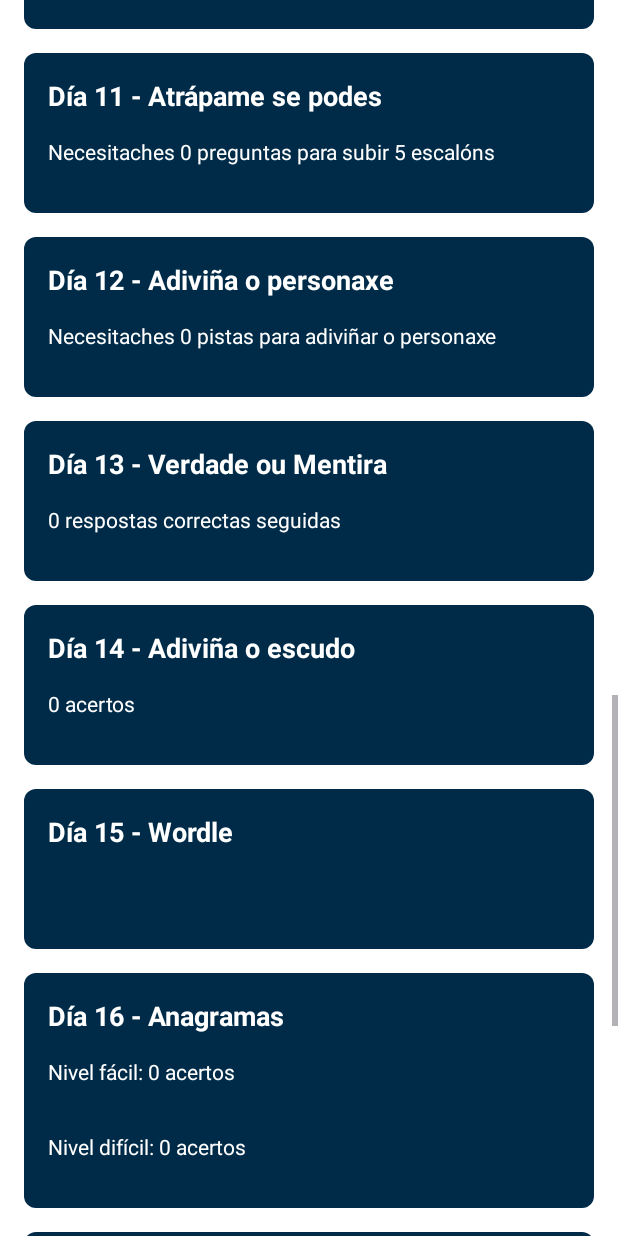
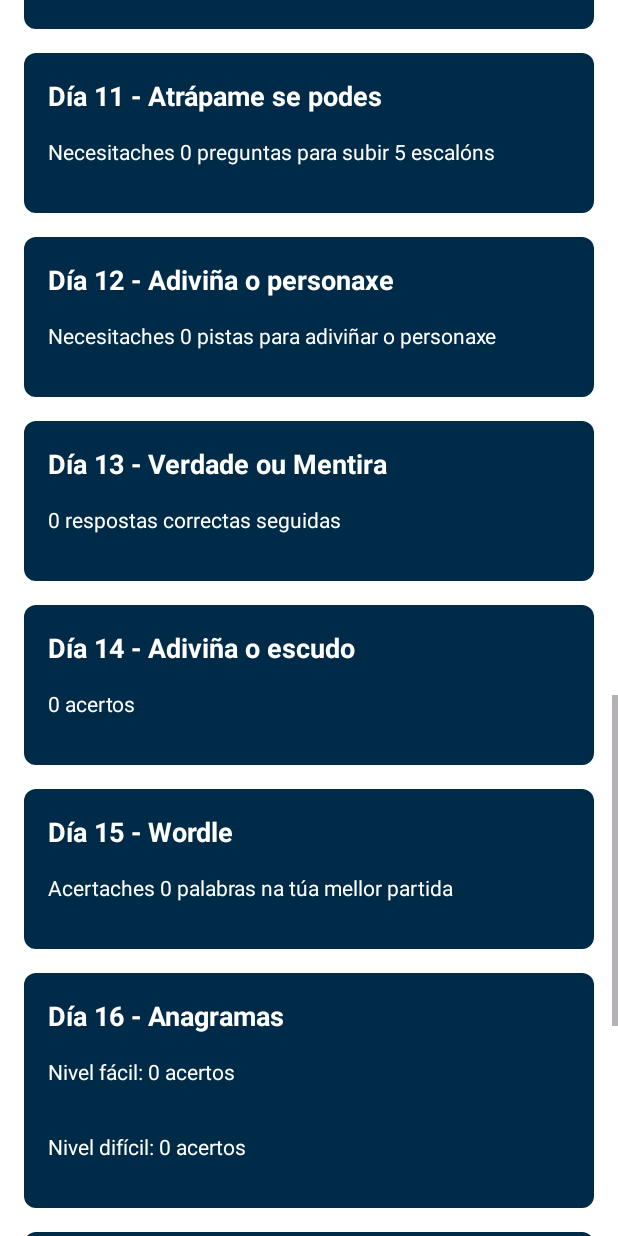
Before and after one commit to pabloboo/Galegando21, an Android app: the StatisticsRoadmapActivity screen opened directly, with no data from a screen before it, scrolled down 1730 dp, on a phone screen of 412 x 824 dp. Run offline under Robolectric (Android 15) with nearby library versions, the phone set to English and light mode, and no system bars.

Commit message:
Implementación estadísticas Conexións e Wordle

```diff
--- a/app/src/main/java/com/galegando21/StatisticsRoadmapActivity.kt
+++ b/app/src/main/java/com/galegando21/StatisticsRoadmapActivity.kt
@@ -28,6 +28,7 @@ class StatisticsRoadmapActivity : AppCompatActivity() {
     private lateinit var adivinhaAnoFotoScore: TextView
     private lateinit var sopaLetrasScore: TextView
     private lateinit var agoraCaigoScore: TextView
+    private lateinit var conexionsScore: TextView
     private lateinit var ruletaSorteScore: TextView
     private lateinit var explosionPalabrasScoreEasy: TextView
     private lateinit var explosionPalabrasScoreDificult: TextView
@@ -35,6 +36,7 @@ class StatisticsRoadmapActivity : AppCompatActivity() {
     private lateinit var adivinhaPersonaxeScore: TextView
     private lateinit var verdadeOuMentiraScore: TextView
     private lateinit var adivinhaEscudoScore: TextView
+    private lateinit var wordleScore: TextView
     private lateinit var anagramasScoreEasy: TextView
     private lateinit var anagramasScoreDificult: TextView
     private lateinit var probaVelocidadeScore: TextView
@@ -76,6 +78,7 @@ class StatisticsRoadmapActivity : AppCompatActivity() {
         adivinhaAnoFotoScore = findViewById(R.id.adivinha_ano_foto_statistics)
         sopaLetrasScore = findViewById(R.id.sopa_letras_statistics)
         agoraCaigoScore = findViewById(R.id.agora_caigo_statistics)
+        conexionsScore = findViewById(R.id.conexions_statistics)
         ruletaSorteScore = findViewById(R.id.ruleta_sorte_statistics)
         explosionPalabrasScoreEasy = findViewById(R.id.explosion_palabras_statistics_easy)
         explosionPalabrasScoreDificult = findViewById(R.id.explosion_palabras_statistics_dificult)
@@ -83,6 +86,7 @@ class StatisticsRoadmapActivity : AppCompatActivity() {
         adivinhaPersonaxeScore = findViewById(R.id.adivinha_personaxe_statistics)
         verdadeOuMentiraScore = findViewById(R.id.verdade_ou_mentira_statistics)
         adivinhaEscudoScore = findViewById(R.id.adivinha_escudo_statistics)
+        wordleScore = findViewById(R.id.wordle_statistics)
         anagramasScoreEasy = findViewById(R.id.anagramas_statistics_easy)
         anagramasScoreDificult = findViewById(R.id.anagramas_statistics_dificult)
         probaVelocidadeScore = findViewById(R.id.proba_velocidade_statistics)
@@ -118,6 +122,8 @@ class StatisticsRoadmapActivity : AppCompatActivity() {
 
         agoraCaigoScore.text = sharedPreferences.getInt(SharedPreferencesKeys.AGORA_CAIGO_MAX_SCORE, 0).toString() + " respostas correctas"
 
+        conexionsScore.text = "Na túa mellor partida quedaronche " + sharedPreferences.getInt(SharedPreferencesKeys.CONEXIONS_MAX_SCORE, 0).toString() + " vidas restantes"
+
         ruletaSorteScore.text = sharedPreferences.getInt(SharedPreferencesKeys.RULETA_DA_SORTE_MAX_CASH, 0).toString() + " €"
 
         explosionPalabrasScoreEasy.text = "Nivel fácil: " + sharedPreferences.getInt(SharedPreferencesKeys.EXPLOSION_PALABRAS_MAX_SCORE_EASY, 0).toString() + " puntos"
@@ -131,6 +137,8 @@ class StatisticsRoadmapActivity : AppCompatActivity() {
 
         adivinhaEscudoScore.text = sharedPreferences.getInt(SharedPreferencesKeys.ADIVINHA_ESCUDO_MAX_SCORE, 0).toString() + " acertos"
 
+        wordleScore.text = "Acertaches " + sharedPreferences.getInt(SharedPreferencesKeys.WORDLE_MAX_STREAK, 0).toString() + " palabras na túa mellor partida"
+
         anagramasScoreEasy.text = "Nivel fácil: " + sharedPreferences.getInt(SharedPreferencesKeys.ANAGRAMAS_MAX_SCORE_EASY, 0).toString() + " acertos"
         anagramasScoreDificult.text = "Nivel difícil: " + sharedPreferences.getInt(SharedPreferencesKeys.ANAGRAMAS_MAX_SCORE_DIFICULT, 0).toString() + " acertos"
 
--- a/app/src/main/java/com/galegando21/day08Conexions/ConexionsInicioActivity.kt
+++ b/app/src/main/java/com/galegando21/day08Conexions/ConexionsInicioActivity.kt
@@ -8,7 +8,6 @@ import com.galegando21.MainActivity
 import com.galegando21.R
 import com.galegando21.utils.setBanner
 import com.galegando21.utils.setOnBackPressed
-import com.galegando21.utils.updateCurrentStreak
 
 class ConexionsInicioActivity : AppCompatActivity() {
     private lateinit var comezarButton : Button
@@ -23,7 +22,6 @@ class ConexionsInicioActivity : AppCompatActivity() {
 
         comezarButton.setOnClickListener {
             Intent(this@ConexionsInicioActivity, ConexionsGameActivity::class.java).also {
-                updateCurrentStreak(this)
                 startActivity(it)
                 finish()
             }
--- a/app/src/main/java/com/galegando21/day15Wordle/WordleInicioActivity.kt
+++ b/app/src/main/java/com/galegando21/day15Wordle/WordleInicioActivity.kt
@@ -8,7 +8,6 @@ import com.galegando21.MainActivity
 import com.galegando21.R
 import com.galegando21.utils.setBanner
 import com.galegando21.utils.setOnBackPressed
-import com.galegando21.utils.updateCurrentStreak
 
 class WordleInicioActivity : AppCompatActivity() {
     private lateinit var comezarButton : Button
@@ -23,7 +22,6 @@ class WordleInicioActivity : AppCompatActivity() {
 
         comezarButton.setOnClickListener {
             Intent(this@WordleInicioActivity, WordleGameActivity::class.java).also {
-                updateCurrentStreak(this)
                 startActivity(it)
                 finish()
             }
--- a/app/src/main/java/com/galegando21/utils/SharedPreferencesKeys.kt
+++ b/app/src/main/java/com/galegando21/utils/SharedPreferencesKeys.kt
@@ -42,4 +42,6 @@ object SharedPreferencesKeys {
     const val XOGO_PALABRAS_MAX_SCORE = "PUNTUACION_MAXIMA_XOGO_PALABRAS"
     const val EXPLOSION_PALABRAS_MAX_SCORE_EASY = "explosion_palabras_max_score_easy"
     const val EXPLOSION_PALABRAS_MAX_SCORE_DIFICULT = "explosion_palabras_max_score_dificult"
+    const val WORDLE_MAX_STREAK = "wordle_max_streak"
+    const val CONEXIONS_MAX_SCORE = "conexions_max_score"
 }
--- a/app/src/main/res/layout/activity_statistics_roadmap.xml
+++ b/app/src/main/res/layout/activity_statistics_roadmap.xml
@@ -777,7 +777,7 @@
                 android:id="@+id/wordle_statistics"
                 android:layout_width="match_parent"
                 android:layout_height="wrap_content"
-                tools:text=""
+                tools:text="Acertaches 3 palabras na túa mellor partida"
                 android:textColor="@android:color/white"
                 android:textSize="14sp"
                 android:layout_marginVertical="15dp" />
```
Also changed, not shown: app/src/main/java/com/galegando21/day08Conexions/ConexionsGameActivity.kt (+21 -0 lines), app/src/main/java/com/galegando21/day15Wordle/WordleGameActivity.kt (+21 -0 lines).
